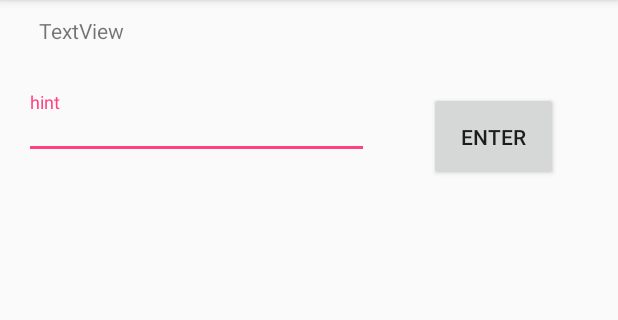
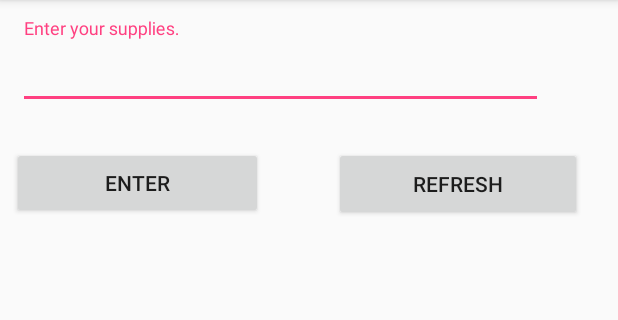
Before and after one commit to BlueAxolotl/DisasterDeputy, an Android app: the DonorSearcher screen opened directly, with no data from a screen before it, on a phone screen of 412 x 824 dp, the part 84-404 px from its top. Run offline under Robolectric (Android 15) with nearby library versions, the phone set to English and light mode, and no system bars; our stand-ins replace Firebase (no records; nobody signed in at launch, a user with empty details on screens opened directly).

Commit message:
I added the searching ability and the adding ability. The problem is that both are not working with firebase.

```diff
--- a/app/src/main/java/com/example/pranay/disasterdeputy/CharitySearcher.java
+++ b/app/src/main/java/com/example/pranay/disasterdeputy/CharitySearcher.java
@@ -39,7 +39,7 @@ public class CharitySearcher extends AppCompatActivity {
 
    @Override
     protected void onCreate(Bundle savedInstanceState) {
-    super.onCreate(savedInstanceState);
+    super.onCreate(savedInstanceState);                             //make sure the controller is set to the correct thing
     setContentView(R.layout.activity_charity_searcher);
        final Controller aController = (Controller) getApplicationContext();
        FirebaseApp.initializeApp(this);
--- a/app/src/main/java/com/example/pranay/disasterdeputy/charityInput.java
+++ b/app/src/main/java/com/example/pranay/disasterdeputy/charityInput.java
@@ -64,17 +64,17 @@ public class charityInput extends AppCompatActivity {
         TextInputLayout supplyentry = findViewById(R.id.supplyinput);
         String Supply= supplyentry.getEditText().getText().toString();
         final Controller aController = (Controller) getApplicationContext();
-       // aController.getData().getOneCharity(position).addSupplies(Supply);
+        aController.getData().getOneCharity(position).addSupplies(Supply);
         ArrayList<String> charitySupplies=aController.getData().getOneCharity(position).getSupplies();
         ListAdapter charityAdapter = new ArrayAdapter<String>(this, android.R.layout.simple_list_item_1, charitySupplies);
         ListView myListView = (ListView) findViewById(R.id.SupplyList);
         myListView.setAdapter(charityAdapter);
 
-        myRef.getKey();
+       // myRef.getKey();
 
 
                                                                 //This code will update the database by removing everything
-        myRef.child(charityName).child("supplies").setValue(Supply);                             //Need to figure out how to add specific
+        myRef.child(charityName).child("supplies").push().setValue(Supply);                              //Need to figure out how to add specific
                                                               // supplies and how to search the list
                                                               //search the list and find a new controller
                                                              //and then adding everything with the controller
--- a/app/src/main/res/layout/activity_donor_searcher.xml
+++ b/app/src/main/res/layout/activity_donor_searcher.xml
@@ -104,10 +104,62 @@
     <!--app:layout_constraintHorizontal_bias="0.377"-->
     <!--app:layout_constraintStart_toStartOf="parent" />-->
 
+
+    <android.support.design.widget.TextInputLayout
+        android:id="@+id/SupplyUserSearch"
+        android:layout_width="350dp"
+        android:layout_height="78dp"
+        android:layout_marginEnd="8dp"
+        android:layout_marginLeft="12dp"
+        android:layout_marginRight="8dp"
+        android:layout_marginStart="12dp"
+        android:layout_marginTop="12dp"
+        app:layout_constraintEnd_toEndOf="parent"
+        app:layout_constraintHorizontal_bias="0.0"
+        app:layout_constraintStart_toStartOf="parent"
+        app:layout_constraintTop_toTopOf="parent">
+
+        <android.support.design.widget.TextInputEditText
+            android:layout_width="match_parent"
+            android:layout_height="50dp"
+            android:hint="Enter your supplies." />
+    </android.support.design.widget.TextInputLayout>
+
+    <Button
+        android:id="@+id/SupplyReset"
+        android:layout_width="165dp"
+        android:layout_height="49dp"
+        android:layout_marginBottom="8dp"
+        android:layout_marginEnd="24dp"
+        android:layout_marginRight="24dp"
+        android:layout_marginTop="8dp"
+        android:onClick="charitySearch"
+        android:text="Refresh"
+        app:layout_constraintBottom_toTopOf="@+id/UserCharityList"
+        app:layout_constraintEnd_toEndOf="parent"
+        app:layout_constraintTop_toBottomOf="@+id/SupplyUserSearch"
+        app:layout_constraintVertical_bias="0.0" />
+
+    <Button
+        android:id="@+id/SupplySearch"
+        android:layout_width="167dp"
+        android:layout_height="48dp"
+        android:layout_marginEnd="8dp"
+        android:layout_marginLeft="8dp"
+        android:layout_marginRight="8dp"
+        android:layout_marginStart="8dp"
+        android:layout_marginTop="8dp"
+        android:onClick="charitySearch"
+        android:text="Enter"
+        app:layout_constraintEnd_toStartOf="@+id/SupplyReset"
+        app:layout_constraintHorizontal_bias="0.0"
+        app:layout_constraintStart_toStartOf="parent"
+        app:layout_constraintTop_toBottomOf="@+id/SupplyUserSearch" />
+
     <ListView
         android:id="@+id/UserCharityList"
         android:layout_width="364dp"
-        android:layout_height="0dp"
+        android:layout_height="471dp"
         android:layout_marginBottom="16dp"
         android:layout_marginEnd="8dp"
         android:layout_marginLeft="8dp"
@@ -116,59 +168,10 @@
         android:layout_marginTop="8dp"
         app:layout_constraintBottom_toBottomOf="parent"
         app:layout_constraintEnd_toEndOf="parent"
+        app:layout_constraintHorizontal_bias="0.0"
+
         app:layout_constraintStart_toStartOf="parent"
-
         app:layout_constraintTop_toBottomOf="@+id/SupplySearch"
-        app:layout_constraintVertical_bias="1.0" />
-
-    <TextView
-        android:id="@+id/UserSupplyRequest"
-        android:layout_width="360dp"
-        android:layout_height="39dp"
-        android:layout_marginBottom="8dp"
-        android:layout_marginEnd="8dp"
-        android:layout_marginLeft="8dp"
-        android:layout_marginRight="8dp"
-        android:layout_marginStart="8dp"
-        android:layout_marginTop="8dp"
-        android:text="TextView"
-        app:layout_constraintBottom_toTopOf="@+id/SupplyUserSearch"
-        app:layout_constraintEnd_toEndOf="parent"
-        app:layout_constraintStart_toStartOf="parent"
-        app:layout_constraintTop_toTopOf="parent" />
-
-    <android.support.design.widget.TextInputLayout
-        android:id="@+id/SupplyUserSearch"
-        android:layout_width="230dp"
-        android:layout_height="59dp"
-        android:layout_marginLeft="16dp"
-        android:layout_marginStart="16dp"
-        app:layout_constraintBottom_toBottomOf="@+id/SupplySearch"
-        app:layout_constraintStart_toStartOf="parent"
-        app:layout_constraintTop_toTopOf="@+id/SupplySearch"
-        app:layout_constraintVertical_bias="0.091">
-
-        <android.support.design.widget.TextInputEditText
-            android:layout_width="match_parent"
-            android:layout_height="34dp"
-            android:hint="hint" />
-    </android.support.design.widget.TextInputLayout>
-
-    <Button
-        android:id="@+id/SupplySearch"
-        android:layout_width="86dp"
-        android:layout_height="59dp"
-        android:layout_marginBottom="29dp"
-        android:layout_marginEnd="8dp"
-        android:layout_marginLeft="8dp"
-        android:layout_marginRight="8dp"
-        android:layout_marginStart="8dp"
-        android:layout_marginTop="61dp"
-        android:onClick="charitySearch"
-        android:text="Enter"
-        app:layout_constraintBottom_toTopOf="@+id/UserCharityList"
-        app:layout_constraintEnd_toEndOf="parent"
-        app:layout_constraintStart_toEndOf="@+id/SupplyUserSearch"
-        app:layout_constraintTop_toTopOf="parent" />
+        app:layout_constraintVertical_bias="0.0" />
 
 </android.support.constraint.ConstraintLayout>
```
Also changed, not shown: app/src/main/java/com/example/pranay/disasterdeputy/DonorSearcher.java (+40 -4 lines).
